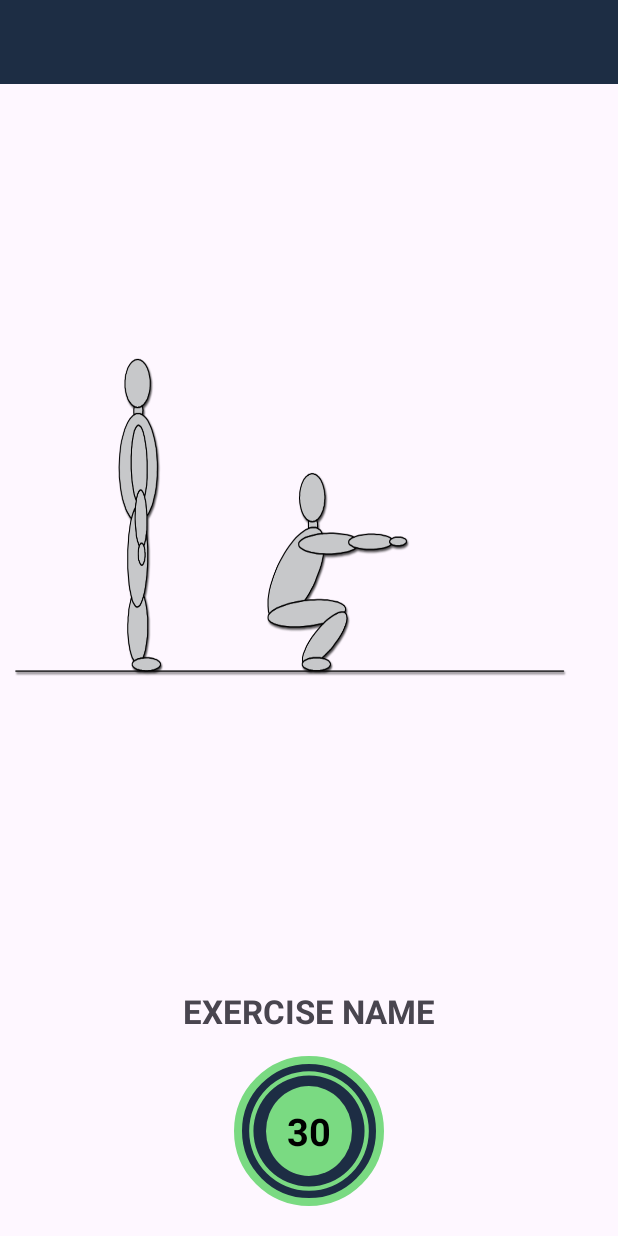
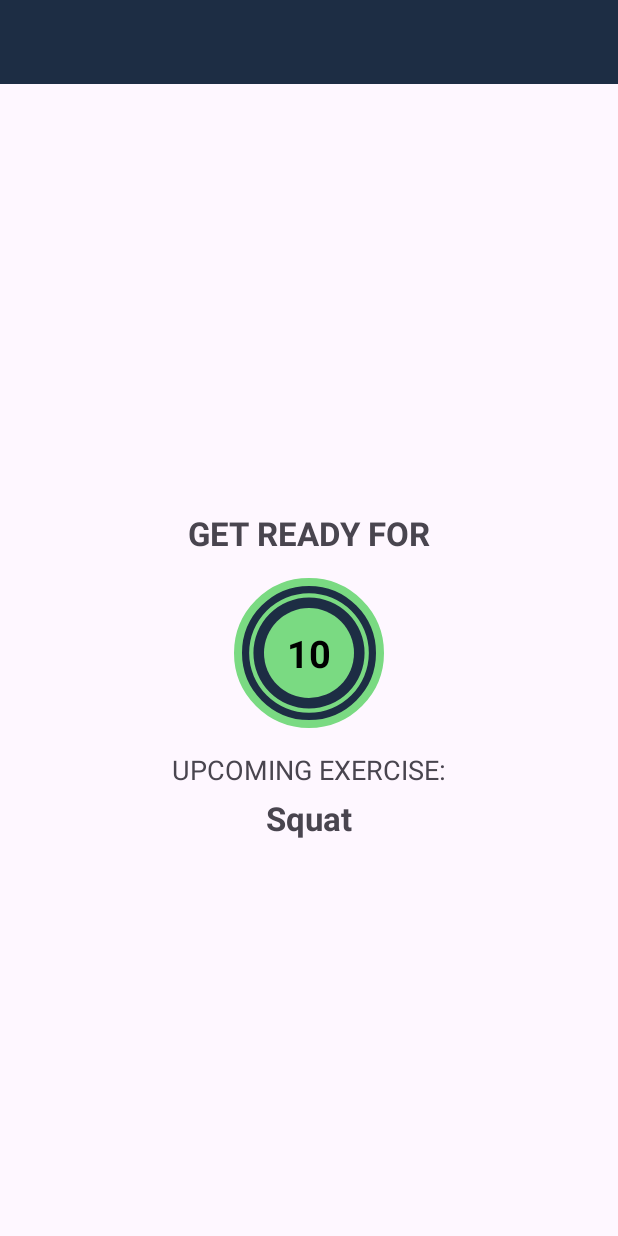
Before and after one commit to PrathB/7min_Workout_App, an Android app: the layout activity_exercise.xml on its own in the app's theme, with its tools: preview values and no code run, on a phone screen of 412 x 824 dp. Run offline under Robolectric (Android 15) with nearby library versions, the phone set to English and light mode, and no system bars.

Commit message:
Added upcoming exercise text view under rest timer

```diff
--- a/app/src/main/java/com/test/a7minworkout/ExerciseActivity.kt
+++ b/app/src/main/java/com/test/a7minworkout/ExerciseActivity.kt
@@ -43,8 +43,9 @@ class ExerciseActivity : AppCompatActivity() {
 
             override fun onFinish() {
                 currentExercise++
-                if(currentExercise < exerciseList!!.size)
-                setExerciseView()
+                if(currentExercise < exerciseList!!.size) {
+                    setExerciseView()
+                    }
             }
         }.start()
     }
@@ -57,6 +58,13 @@ class ExerciseActivity : AppCompatActivity() {
 
         binding?.flProgressBarRest?.visibility = View.VISIBLE
         binding?.tvRestTitle?.visibility = View.VISIBLE
+
+        binding?.tvUpcomingExercise?.visibility = View.VISIBLE
+        binding?.tvUpcomingExerciseName?.visibility = View.VISIBLE
+
+        val exerciseName : String = exerciseList!![currentExercise+1].getName()
+
+        binding?.tvUpcomingExerciseName?.text = exerciseName
 
         if(restTimer!= null ){
             restTimer!!.cancel()
@@ -86,7 +94,9 @@ class ExerciseActivity : AppCompatActivity() {
             }
 
             override fun onFinish() {
-                setRestView()
+                if(currentExercise < exerciseList!!.size - 1) {
+                    setRestView()
+                }
             }
         }.start()
     }
@@ -100,6 +110,9 @@ class ExerciseActivity : AppCompatActivity() {
         binding?.flProgressBarExercise?.visibility = View.VISIBLE
         binding?.tvExerciseName?.visibility = View.VISIBLE
         binding?.ivExercise?.visibility = View.VISIBLE
+
+        binding?.tvUpcomingExercise?.visibility = View.GONE
+        binding?.tvUpcomingExerciseName?.visibility = View.GONE
 
         binding?.tvExerciseName?.text = exerciseList!![currentExercise].getName()
         binding?.ivExercise?.setImageResource(exerciseList!![currentExercise].getImage())
--- a/app/src/main/res/layout/activity_exercise.xml
+++ b/app/src/main/res/layout/activity_exercise.xml
@@ -23,7 +23,7 @@
         android:id="@+id/tv_rest_title"
         android:layout_width="wrap_content"
         android:layout_height="wrap_content"
-        tools:visibility="invisible"
+        tools:visibility="visible"
         android:text="@string/get_ready_for"
         android:textSize="22sp"
         android:textStyle="bold"
@@ -38,7 +38,7 @@
         android:layout_height="100dp"
         android:padding="10dp"
         android:background="@drawable/start_button_circular_border"
-        tools:visibility="invisible"
+        tools:visibility="visible"
         app:layout_constraintStart_toStartOf="parent"
         app:layout_constraintEnd_toEndOf="parent"
         app:layout_constraintBottom_toBottomOf="parent"
@@ -74,13 +74,39 @@
 
     </FrameLayout>
 
+    <TextView
+        android:id="@+id/tv_upcoming_exercise"
+        android:layout_width="wrap_content"
+        android:layout_height="wrap_content"
+        tools:visibility="visible"
+        android:text="@string/upcoming_exercise"
+        android:textSize="18sp"
+        android:layout_marginTop="15dp"
+        app:layout_constraintEnd_toEndOf="parent"
+        app:layout_constraintStart_toStartOf="parent"
+        app:layout_constraintTop_toBottomOf="@id/fl_progressBar_rest" />
+
+    <TextView
+        android:id="@+id/tv_upcoming_exercise_name"
+        android:layout_width="wrap_content"
+        android:layout_height="wrap_content"
+        tools:visibility="visible"
+        tools:text="Squat"
+        android:textSize="22sp"
+        android:textStyle="bold"
+        android:layout_marginTop="5dp"
+        app:layout_constraintEnd_toEndOf="parent"
+        app:layout_constraintStart_toStartOf="parent"
+        app:layout_constraintTop_toBottomOf="@id/tv_upcoming_exercise" />
+
     <ImageView
         android:id="@+id/iv_exercise"
         android:layout_width="match_parent"
         android:layout_height="350dp"
         android:scaleType="fitXY"
-        android:src="@drawable/ic_squat"
+        tools:src="@drawable/ic_squat"
         android:layout_margin="10dp"
+        tools:visibility="invisible"
         app:layout_constraintStart_toStartOf="parent"
         app:layout_constraintEnd_toEndOf="parent"
         app:layout_constraintBottom_toTopOf="@id/tv_exercise_name"
@@ -91,7 +117,7 @@
         android:id="@+id/tv_exercise_name"
         android:layout_width="wrap_content"
         android:layout_height="wrap_content"
-        tools:visibility="visible"
+        tools:visibility="invisible"
         tools:text="@string/exercise_name"
         android:textSize="22sp"
         android:textStyle="bold"
@@ -107,7 +133,7 @@
         android:background="@drawable/start_button_circular_border"
         android:padding="10dp"
         android:layout_marginBottom="10dp"
-        tools:visibility="visible"
+        tools:visibility="invisible"
         app:layout_constraintBottom_toBottomOf="parent"
         app:layout_constraintEnd_toEndOf="parent"
         app:layout_constraintStart_toStartOf="parent"
--- a/app/src/main/res/values/strings.xml
+++ b/app/src/main/res/values/strings.xml
@@ -5,4 +5,5 @@
     <string name="get_ready_for">GET READY FOR</string>
     <string name="exercise_name">EXERCISE NAME</string>
     <string name="exercise_instruction">Exercise Instruction</string>
+    <string name="upcoming_exercise">UPCOMING EXERCISE:</string>
 </resources>
```
